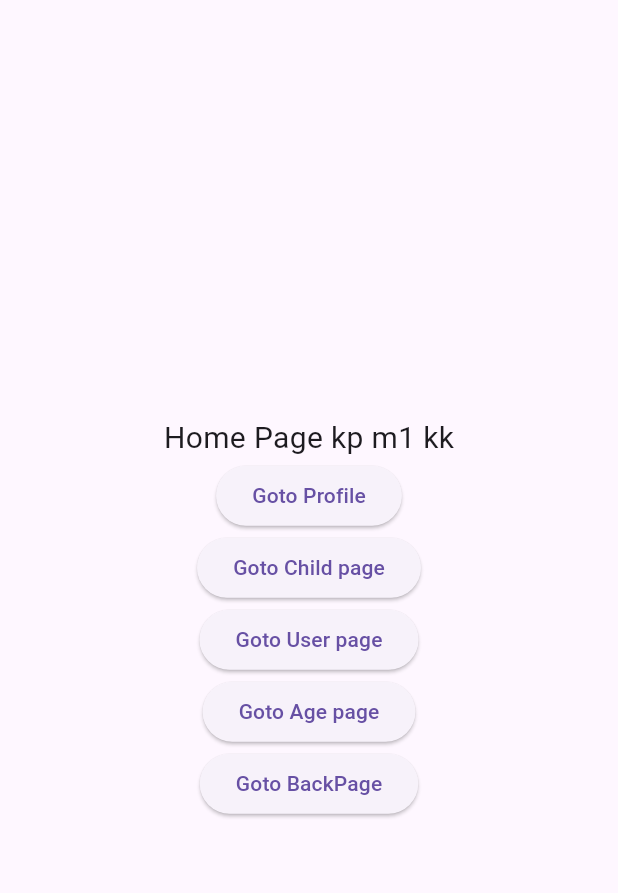
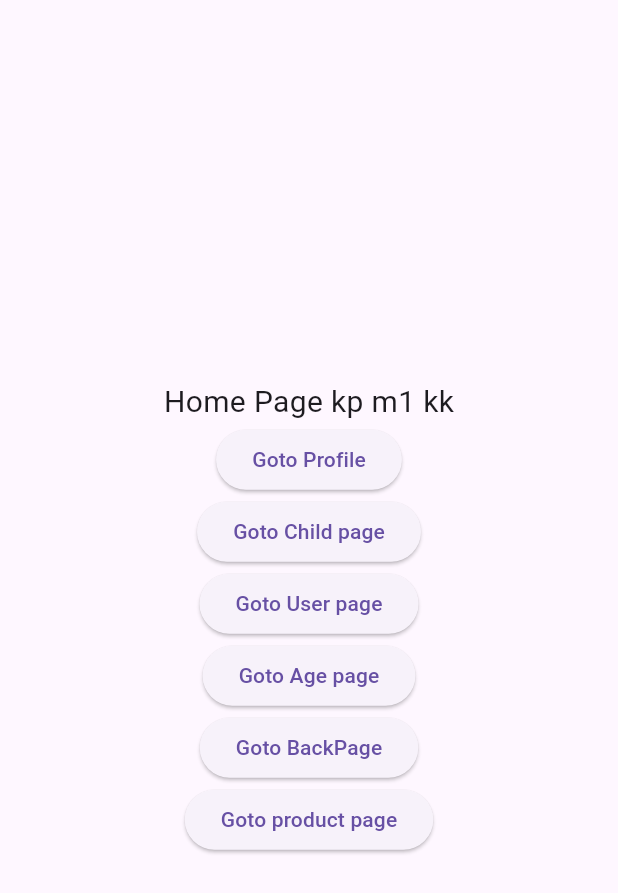
Before and after one commit to kpkmaduwantha9/goRouter, a Flutter app: the screen it shows after launch, on a phone screen of 412 x 824 dp. Shown: the top 893 px of the screen. Run offline on Flutter 3.47's test engine with Material 3 defaults, Android fonts, the phone set to English and light mode, and no system bars; our stand-ins replace go_router.

Commit message:
4.1, 4.2 done

```diff
--- /dev/null
+++ b/lib/data/products.dart
@@ -0,0 +1,90 @@
+import '../models/product_model.dart';
+
+class ProductData {
+  List<Product> productsList = [
+    Product(
+      id: '1',
+      title: 'Product 1',
+      description:
+          'This is a description for Product 1. It has some additional details about the product features and benefits.',
+      price: 19.99,
+      imageUrl: 'https://picsum.photos/200/300',
+    ),
+    Product(
+      id: '2',
+      title: 'Product 2',
+      description:
+          'This is a description for Product 2. It includes information about its functionality and usage scenarios.',
+      price: 29.99,
+      imageUrl: 'https://picsum.photos/200/300',
+      isFavorite: true,
+    ),
+    // Add more products as needed
+    Product(
+      id: '3',
+      title: 'Product 3',
+      description:
+          'This is a description for Product 3. It highlights the unique features of the product.',
+      price: 39.99,
+      imageUrl: 'https://picsum.photos/200/300',
+    ),
+    Product(
+      id: '4',
+      title: 'Product 4',
+      description:
+          'This is a description for Product 4. It outlines the benefits of using this product.',
+      price: 49.99,
+      imageUrl: 'https://picsum.photos/200/300',
+    ),
+    Product(
+      id: '5',
+      title: 'Product 5',
+      description:
+          'This is a description for Product 5. It discusses the target audience and market segment for the product.',
+      price: 59.99,
+      imageUrl: 'https://picsum.photos/200/300',
+      isFavorite: true,
+    ),
+    Product(
+      id: '6',
+      title: 'Product 6',
+      description:
+          'This is a description for Product 6. It provides insights into the design and aesthetics of the product.',
+      price: 69.99,
+      imageUrl: 'https://picsum.photos/200/300',
+    ),
+    Product(
+      id: '7',
+      title: 'Product 7',
+      description:
+          'This is a description for Product 7. It covers the technical specifications and performance metrics.',
+      price: 79.99,
+      imageUrl: 'https://picsum.photos/200/300',
+    ),
+    Product(
+      id: '8',
+      title: 'Product 8',
+      description:
+          'This is a description for Product 8. It includes customer testimonials and reviews of the product.',
+      price: 89.99,
+      imageUrl: 'https://picsum.photos/200/300',
+      isFavorite: true,
+    ),
+    Product(
+      id: '9',
+      title: 'Product 9',
+      description:
+          'This is a description for Product 9. It discusses the products compatibility and integration options',
+      price: 99.99,
+      imageUrl: 'https://picsum.photos/200/300',
+    ),
+    Product(
+      id: '10',
+      title: 'Product 10',
+      description:
+          'This is a description for Product 10. It explains the warranty and support services available for the product.',
+      price: 109.99,
+      imageUrl: 'https://picsum.photos/200/300',
+    ),
+  ];
+}
--- /dev/null
+++ b/lib/models/product_model.dart
@@ -0,0 +1,17 @@
+class Product {
+  final String id;
+  final String title;
+  final String description;
+  final double price;
+  final String imageUrl;
+  bool isFavorite;
+
+  Product({
+    required this.id,
+    required this.title,
+    required this.description,
+    required this.price,
+    required this.imageUrl,
+    this.isFavorite = false,
+  });
+}
--- a/lib/pages/home_page.dart
+++ b/lib/pages/home_page.dart
@@ -59,6 +59,12 @@ class HomePage extends StatelessWidget {
             },
             child: Text("Goto BackPage"),
           ),
+          ElevatedButton(
+            onPressed: () {
+              GoRouter.of(context).pushNamed(RouteNamesClass.products);
+            },
+            child: Text("Goto product page"),
+          ),
         ],
       ),
     );
--- /dev/null
+++ b/lib/pages/single_product_page.dart
@@ -0,0 +1,33 @@
+import 'package:flutter/material.dart';
+
+import '../models/product_model.dart';
+
+class SingleProductPage extends StatelessWidget {
+  final Product product;
+  const SingleProductPage({
+    super.key,
+    required this.product,
+  });
+
+  @override
+  Widget build(BuildContext context) {
+    return Scaffold(
+      appBar: AppBar(),
+      body: Column(
+        mainAxisAlignment: MainAxisAlignment.center,
+        children: [
+          Text(product.title),
+          Image.network(
+            product.imageUrl,
+            width: 100,
+            fit: BoxFit.fill,
+          ),
+          Text(product.description),
+          Text(
+            product.price.toString(),
+          )
+        ],
+      ),
+    );
+  }
+}
--- a/lib/router/route_names.dart
+++ b/lib/router/route_names.dart
@@ -1,4 +1,6 @@
 class RouteNamesClass {
   static String profile = "profile";
   static String age = "age";
+  static String products = "products";
+  static String singleProduct = "singleProduct";
 }
--- a/lib/router/router.dart
+++ b/lib/router/router.dart
@@ -1,10 +1,13 @@
 import 'package:flutter/material.dart';
 import 'package:go_router/go_router.dart';
+import 'package:gorouter/models/product_model.dart';
 import 'package:gorouter/pages/age.dart';
 import 'package:gorouter/pages/back.dart';
 import 'package:gorouter/pages/home_page.dart';
 import 'package:gorouter/pages/login_page.dart';
+import 'package:gorouter/pages/products_page.dart';
 import 'package:gorouter/pages/profile_page.dart';
+import 'package:gorouter/pages/single_product_page.dart';
 import 'package:gorouter/pages/user_page.dart';
 import 'package:gorouter/router/route_names.dart';
 
@@ -103,6 +106,25 @@ class RouterClass {
         },
       ),
 
+      //products page
+      GoRoute(
+        name: RouteNamesClass.products,
+        path: "/products",
+        builder: (context, state) {
+          return ProductsPage();
+        },
+      ),
+
+      //single product page
+      GoRoute(
+        name: RouteNamesClass.singleProduct,
+        path: "/product",
+        builder: (context, state) {
+          final Product product = state.extra as Product;
+          return SingleProductPage(product: product);
+        },
+      ),
+
       GoRoute(
         path: "/age",
         name: RouteNamesClass.age,
```
Also changed, not shown: lib/pages/products_page.dart (added, +53 -0 lines).
